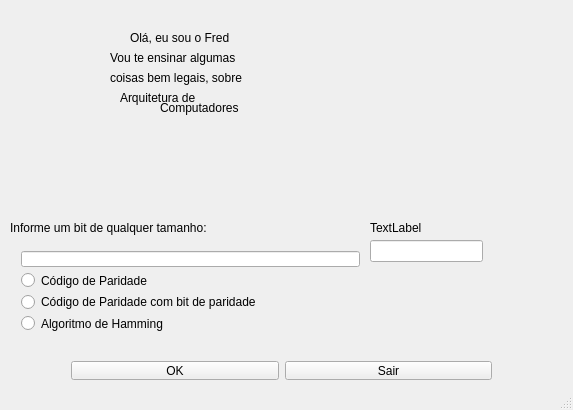
AndreyGFranca/Algoritmo-de-Hammig, file AlgoritmoHamming/mainwindow.ui: the form before one commit.
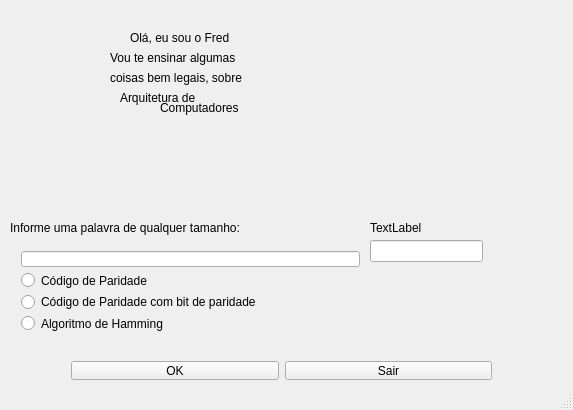
The form after the commit. Icons and pictures are not drawn.

What changed in the file:
```diff
--- a/AlgoritmoHamming/mainwindow.ui
+++ b/AlgoritmoHamming/mainwindow.ui
@@ -130,7 +130,7 @@
      </rect>
     </property>
     <property name="text">
-     <string>Informe um bit de qualquer tamanho:</string>
+     <string>Informe uma palavra de qualquer tamanho:</string>
     </property>
    </widget>
    <widget class="QLabel" name="label_2">
```
